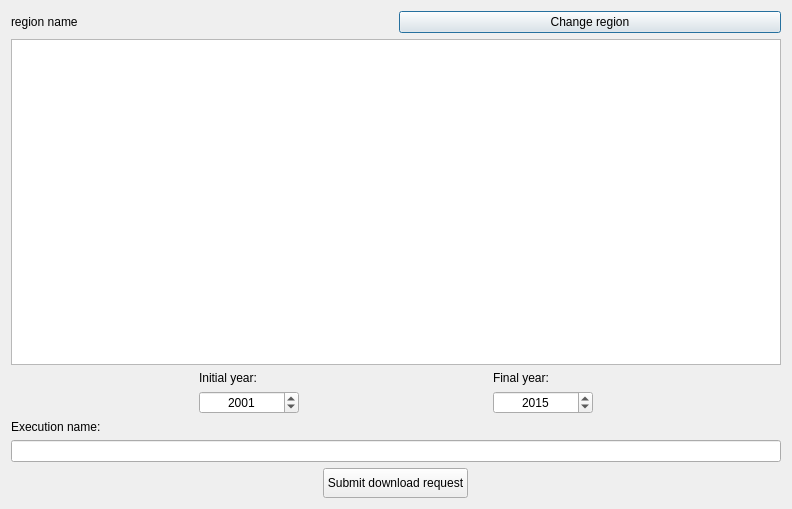
Old version of the form LDMP/gui/DlgDownload.ui in the repository ConservationInternational/trends.earth.
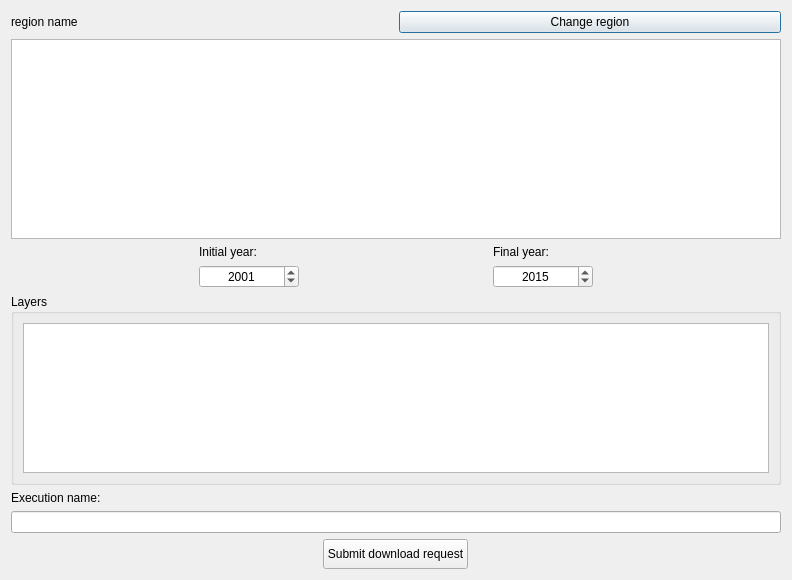
New version of the form.

Commit message: Add layer selector when download stac dataset

The edit to the form file:
```diff
--- a/LDMP/gui/DlgDownload.ui
+++ b/LDMP/gui/DlgDownload.ui
@@ -200,6 +200,36 @@
      </item>
     </layout>
    </item>
+   <item>
+    <widget class="QGroupBox" name="layers_selector_group">
+     <property name="visible">
+      <bool>false</bool>
+     </property>
+     <property name="title">
+      <string>Layers</string>
+     </property>
+     <layout class="QVBoxLayout" name="verticalLayout_layers">
+      <item>
+       <widget class="QTreeWidget" name="layers_selector">
+        <property name="minimumSize">
+         <size>
+          <width>0</width>
+          <height>150</height>
+         </size>
+        </property>
+        <attribute name="headerVisible">
+         <bool>false</bool>
+        </attribute>
+        <column>
+         <property name="text">
+          <string notr="true">1</string>
+         </property>
+        </column>
+       </widget>
+      </item>
+     </layout>
+    </widget>
+   </item>
    <item>
     <widget class="QLabel" name="execution_name_la">
      <property name="sizePolicy">
```
The commit also changes 5 other files.
